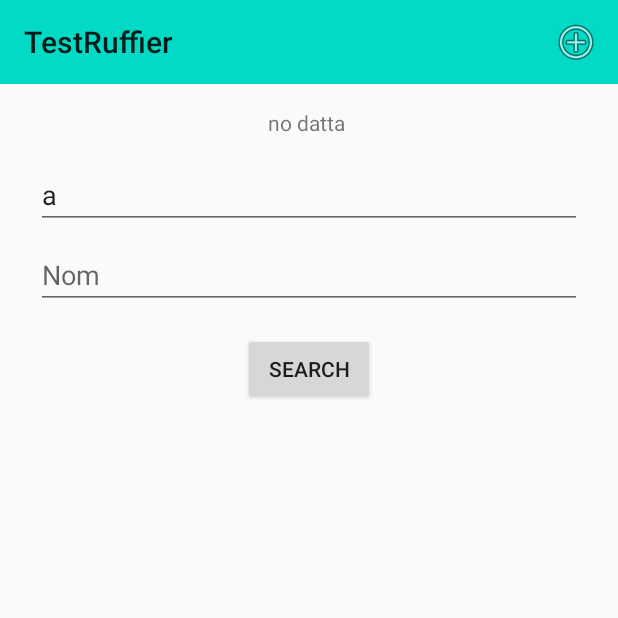
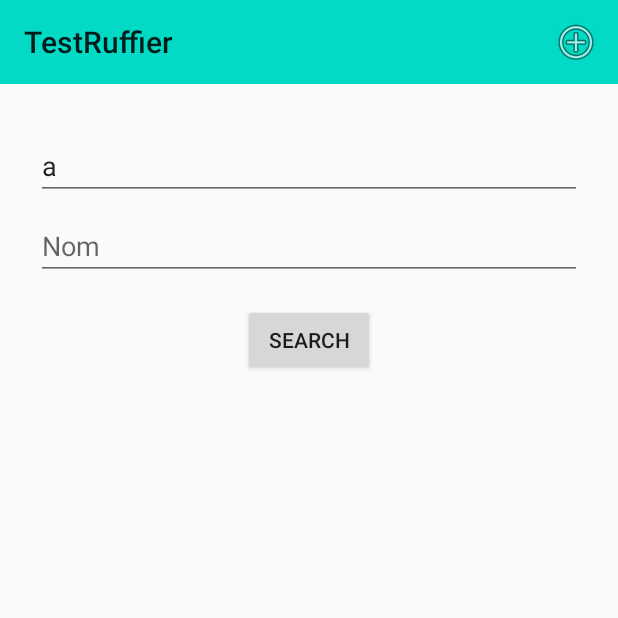
Before and after one commit to DavidoSnake/TestRuffier, an Android app: the screen it shows after launch (MainActivity), on a phone screen of 412 x 824 dp, the top half of it. Run offline under Robolectric (Android 15) with nearby library versions, the phone set to English and light mode, and no system bars.

Commit message:
second commit

```diff
--- a/common/src/main/java/com/example/common/Constants.java
+++ b/common/src/main/java/com/example/common/Constants.java
@@ -7,16 +7,12 @@ public class Constants {
 
     // messages and values
     public static final String HEART_RATE_VALUE = "com.example.common.HEART_RATE_VALUE";
-    public static final String HEART_RATE_MSG = "heart rate";
     public static final String MEASURE_1_MSG = "m1";
     public static final String MEASURE_2_MSG = "m2";
     public static final String MEASURE_3_MSG = "m3";
     public static final String START_MEASURE_MSG = "start measure";
 
     // pathes
-    public static final String HEART_RATE_MEASURE_1_PATH="/m1";
-    public static final String HEART_RATE_MEASURE_2_PATH="/m2";
-    public static final String HEART_RATE_MEASURE_3_PATH="/m3";
     public static final String HEART_RATE_COUNT_PATH="/count";
     public static final String START_MEASURE_PATH="/start";
 
@@ -26,7 +22,7 @@ public class Constants {
     public static final String HEART_MEASURE_3 = "com.example.common.HEART_MEASURE_3";
 
     // duration of all heartrate measures (in milisec)
-    public static final int MEASURE_DURATION = 20 * 1000;
+    public static final int MEASURE_DURATION = 10 * 1000;
 
     // check if measure started
     public static final String START_MEASURE = "com.example.common.START_MEASURE";
--- a/common/src/main/java/com/example/common/SQLiteDBHandler.java
+++ b/common/src/main/java/com/example/common/SQLiteDBHandler.java
@@ -9,12 +9,8 @@ import android.util.Log;
 
 import androidx.annotation.Nullable;
 
-import java.text.ParseException;
-import java.text.SimpleDateFormat;
 import java.util.ArrayList;
-import java.util.Date;
 import java.util.List;
-import java.util.Locale;
 
 public class SQLiteDBHandler extends SQLiteOpenHelper {
 
--- a/mobile/src/main/java/com/example/ruffier/AddPatientActivity.java
+++ b/mobile/src/main/java/com/example/ruffier/AddPatientActivity.java
@@ -1,8 +1,6 @@
 package com.example.ruffier;
 
-import android.database.sqlite.SQLiteDatabase;
 import android.os.Bundle;
-import android.util.Log;
 import android.view.KeyEvent;
 import android.view.MenuItem;
 import android.view.View;
@@ -17,7 +15,6 @@ import androidx.annotation.NonNull;
 import androidx.annotation.Nullable;
 import androidx.appcompat.app.AppCompatActivity;
 import androidx.appcompat.widget.Toolbar;
-import androidx.core.app.ActivityCompat;
 
 import com.example.common.SQLiteDBHandler;
 import com.example.testruffier.R;
--- a/mobile/src/main/java/com/example/ruffier/BroadcastService.java
+++ b/mobile/src/main/java/com/example/ruffier/BroadcastService.java
@@ -34,12 +34,6 @@ public class BroadcastService extends Service {
     public int onStartCommand(Intent intent, int flags, int startId) {
         Log.d(TAG, "onStartCommand");
         System.out.println("onstartcommand");
-     /*   if (mTimer ==null) {
-            mTimer = new Timer();
-            long delay =  1000;
-            long period = 1000*20;
-            mTimer.scheduleAtFixedRate(new RandomValueTimerTask(getApplicationContext()), delay, period);
-        }*/
         startIntent();
         return super.onStartCommand(intent, flags, startId);
     }
--- a/mobile/src/main/java/com/example/ruffier/MainActivity.java
+++ b/mobile/src/main/java/com/example/ruffier/MainActivity.java
@@ -1,13 +1,7 @@
 package com.example.ruffier;
 
-import androidx.annotation.NonNull;
-import androidx.appcompat.app.AppCompatActivity;
-import androidx.appcompat.widget.Toolbar;
-
-import android.annotation.SuppressLint;
 import android.content.Intent;
 import android.os.Bundle;
-import android.util.Log;
 import android.view.KeyEvent;
 import android.view.Menu;
 import android.view.MenuItem;
@@ -18,42 +12,26 @@ import android.widget.AdapterView;
 import android.widget.ArrayAdapter;
 import android.widget.Button;
 import android.widget.EditText;
-import android.widget.LinearLayout;
 import android.widget.ListView;
 import android.widget.TextView;
 import android.widget.Toast;
 
-import com.example.common.Constants;
+import androidx.annotation.NonNull;
+import androidx.appcompat.app.AppCompatActivity;
+import androidx.appcompat.widget.Toolbar;
+
 import com.example.common.Patient;
 import com.example.common.SQLiteDBHandler;
 import com.example.testruffier.R;
-import com.google.android.gms.wearable.DataClient;
-import com.google.android.gms.wearable.DataEvent;
-import com.google.android.gms.wearable.DataEventBuffer;
-import com.google.android.gms.wearable.DataItem;
-import com.google.android.gms.wearable.DataMap;
-import com.google.android.gms.wearable.DataMapItem;
-import com.google.android.gms.wearable.Wearable;
 
-import java.lang.reflect.Array;
 import java.util.ArrayList;
 import java.util.List;
 import java.util.Objects;
 
-import static com.example.common.Constants.HEART_MEASURE_1;
-import static com.example.common.Constants.HEART_MEASURE_2;
-import static com.example.common.Constants.HEART_MEASURE_3;
-import static com.example.common.Constants.HEART_RATE_COUNT_PATH;
-import static com.example.common.Constants.HEART_RATE_MEASURE_1_PATH;
-import static com.example.common.Constants.HEART_RATE_MEASURE_2_PATH;
-import static com.example.common.Constants.HEART_RATE_MEASURE_3_PATH;
-import static com.example.common.Constants.HEART_RATE_VALUE;
-
 public class MainActivity extends AppCompatActivity implements View.OnClickListener, AdapterView.OnItemClickListener {
 
     private static final String TAG = "mobile";
-    TextView tv_stc;
-    LinearLayout lCont;
+
     Button searchB;
     EditText fname;
     EditText lname;
@@ -70,8 +48,6 @@ public class MainActivity extends AppCompatActivity implements View.OnClickListe
     protected void onCreate(Bundle savedInstanceState) {
         super.onCreate(savedInstanceState);
         setContentView(R.layout.activity_main);
-
-        tv_stc = findViewById(R.id.tv_stc);
 
         Toolbar tb = findViewById(R.id.main_toolbar);
         setSupportActionBar(tb);
--- a/mobile/src/main/res/layout/activity_main.xml
+++ b/mobile/src/main/res/layout/activity_main.xml
@@ -8,20 +8,6 @@
     android:focusable="auto"
     android:focusableInTouchMode="true"
     tools:context="com.example.ruffier.MainActivity">
-
-    <TextView
-        android:id="@+id/tv_stc"
-        android:layout_width="wrap_content"
-        android:layout_height="wrap_content"
-        android:layout_marginLeft="100dp"
-        android:layout_marginTop="16dp"
-        android:layout_marginRight="100dp"
-        android:text="no datta"
-        android:textAlignment="center"
-        app:layout_constraintHorizontal_bias="0.49"
-        app:layout_constraintLeft_toLeftOf="parent"
-        app:layout_constraintRight_toRightOf="parent"
-        app:layout_constraintTop_toBottomOf="@+id/main_toolbar" />
 
     <EditText
         android:id="@+id/lname"
@@ -47,7 +33,7 @@
         android:layout_width="0dp"
         android:layout_height="wrap_content"
         android:layout_marginStart="24dp"
-        android:layout_marginTop="16dp"
+        android:layout_marginTop="32dp"
         android:layout_marginEnd="24dp"
         android:ems="10"
         android:focusable="auto"
@@ -58,9 +44,9 @@
         android:singleLine="true"
         android:text="a"
         app:layout_constraintEnd_toEndOf="parent"
-        app:layout_constraintHorizontal_bias="0.494"
+        app:layout_constraintHorizontal_bias="0.0"
         app:layout_constraintStart_toStartOf="parent"
-        app:layout_constraintTop_toBottomOf="@+id/tv_stc" />
+        app:layout_constraintTop_toBottomOf="@+id/main_toolbar" />
 
     <Button
         android:id="@+id/searchB"
```
Also changed, not shown: common/src/main/java/com/example/common/Patient.java (+1 -42 lines), mobile/src/main/java/com/example/ruffier/ViewPatientActivity.java (+0 -20 lines), mobile/src/main/java/com/example/ruffier/WaitFragment.java (+4 -6 lines), wear/src/main/java/com/example/ruffier/HeartRateActivity.java (+24 -13 lines), wear/src/main/java/com/example/ruffier/MainActivityWear.java (+1 -126 lines), wear/src/main/java/com/example/ruffier/SyncAsyncTaskWear.java (+0 -9 lines), wear/src/main/java/com/example/ruffier/WearHeartRateService.java (+3 -6 lines).
